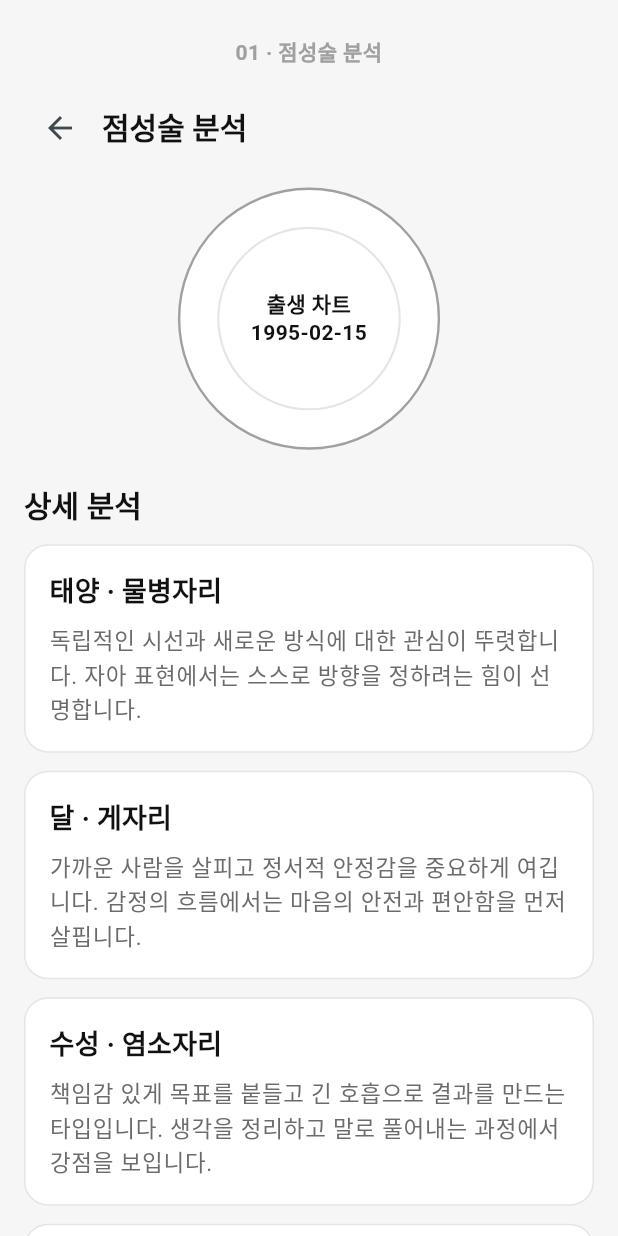
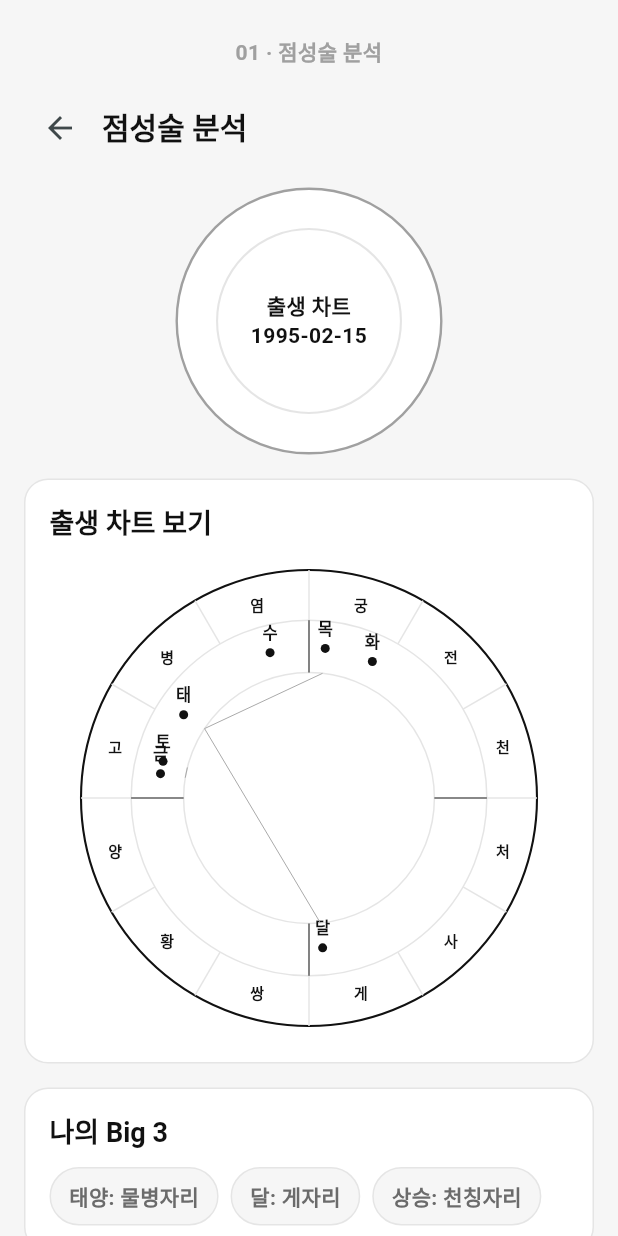
Before and after one commit to bellca225/stellara, a Flutter app: the AstrologyScreen screen opened directly, on a phone screen of 412 x 824 dp. Run offline on Flutter 3.47's test engine with Material 3 defaults, Android fonts, the phone set to English and light mode, and no system bars; our stand-ins replace dio, flutter_riverpod; network calls fail.

Commit message:
Fix astrology view and live API debug mode

```diff
--- a/lib/app.dart
+++ b/lib/app.dart
@@ -6,6 +6,24 @@ import 'package:flutter/material.dart';
 
 import 'core/theme/app_theme.dart';
 import 'features/auth/presentation/login_screen.dart';
+
+class AppScrollBehavior extends MaterialScrollBehavior {
+  const AppScrollBehavior();
+
+  @override
+  Widget buildOverscrollIndicator(
+    BuildContext context,
+    Widget child,
+    ScrollableDetails details,
+  ) {
+    return child;
+  }
+
+  @override
+  ScrollPhysics getScrollPhysics(BuildContext context) {
+    return const ClampingScrollPhysics();
+  }
+}
 
 class StellaraApp extends StatelessWidget {
   const StellaraApp({super.key});
@@ -16,6 +34,7 @@ class StellaraApp extends StatelessWidget {
       title: 'Stellara',
       debugShowCheckedModeBanner: false,
       theme: buildAppTheme(),
+      scrollBehavior: const AppScrollBehavior(),
       // 9주차에서는 go_router 도입을 미루고 Navigator.push 로 단순 시작.
       // 라우터 도입은 11주차 친구 기능과 맞물려 진행 예정.
       home: const LoginScreen(),
--- a/lib/features/astrology/data/prokerala_api.dart
+++ b/lib/features/astrology/data/prokerala_api.dart
@@ -80,12 +80,12 @@ class ProkeralaApi {
     DateTime? date,
   }) async {
     final d = date ?? DateTime.now();
-    final dateStr = DateFormat('yyyy-MM-dd').format(d);
+    final dateTimeStr = DateFormat("yyyy-MM-dd'T'HH:mm:ss").format(d.toUtc());
     final res = await _dio.get<Map<String, dynamic>>(
       '/v2/horoscope/daily',
       queryParameters: {
         'sign': signSlug,
-        'date': dateStr,
+        'datetime': '${dateTimeStr}Z',
         'la': 'en',
       },
     );
--- a/lib/features/astrology/presentation/astrology_screen.dart
+++ b/lib/features/astrology/presentation/astrology_screen.dart
@@ -1,5 +1,3 @@
-import 'dart:math' as math;
-
 import 'package:flutter/material.dart';
 import 'package:flutter_riverpod/flutter_riverpod.dart';
 
@@ -9,6 +7,7 @@ import '../../../core/widgets/panel.dart';
 import '../application/astrology_providers.dart';
 import '../domain/birth_info.dart';
 import '../domain/natal_chart.dart';
+import 'natal_chart_painter.dart';
 
 class AstrologyScreen extends ConsumerWidget {
   const AstrologyScreen({super.key});
@@ -44,6 +43,7 @@ class _ChartContent extends StatelessWidget {
     final detailPlanets = _orderedCorePlanets(chart.planets);
 
     return ListView(
+      physics: const ClampingScrollPhysics(),
       padding: const EdgeInsets.fromLTRB(
         AppSpacing.lg,
         AppSpacing.xl,
@@ -69,10 +69,18 @@ class _ChartContent extends StatelessWidget {
           ],
         ),
         const SizedBox(height: AppSpacing.lg),
-        _BirthChartBadge(dateTime: birth.dateTime),
+        _BirthChartHeader(birth: birth),
+        const SizedBox(height: AppSpacing.lg),
+        _ChartPanel(chart: chart),
+        const SizedBox(height: AppSpacing.lg),
+        _Big3Panel(chart: chart),
+        const SizedBox(height: AppSpacing.lg),
+        _PlanetTable(chart: chart),
+        const SizedBox(height: AppSpacing.lg),
+        _AspectTable(chart: chart),
         const SizedBox(height: AppSpacing.xl),
         Text(
-          '상세 분석',
+          '상세 해석',
           style: Theme.of(context).textTheme.titleLarge?.copyWith(
                 fontSize: 20,
               ),
@@ -98,29 +106,17 @@ class _ChartContent extends StatelessWidget {
   }
 }
 
-List<Planet> _orderedCorePlanets(List<Planet> planets) {
-  const order = ['Sun', 'Moon', 'Mercury', 'Venus'];
-  final byName = {for (final planet in planets) planet.name: planet};
-  return [
-    for (final name in order)
-      if (byName[name] != null) byName[name]!,
-  ];
-}
+class _BirthChartHeader extends StatelessWidget {
+  const _BirthChartHeader({required this.birth});
 
-class _BirthChartBadge extends StatelessWidget {
-  const _BirthChartBadge({required this.dateTime});
-
-  final DateTime dateTime;
+  final BirthInfo birth;
 
   @override
   Widget build(BuildContext context) {
-    return LayoutBuilder(
-      builder: (context, constraints) {
-        final size = math.min(constraints.maxWidth * 0.46, 180.0);
     return Center(
       child: Container(
-            width: size,
-            height: size,
+        width: 178,
+        height: 178,
         decoration: BoxDecoration(
           shape: BoxShape.circle,
           color: AppColors.paper,
@@ -128,15 +124,15 @@ class _BirthChartBadge extends StatelessWidget {
         ),
         child: Center(
           child: Container(
-                width: size * 0.7,
-                height: size * 0.7,
+            width: 124,
+            height: 124,
             decoration: BoxDecoration(
               shape: BoxShape.circle,
               border: Border.all(color: AppColors.line, width: 1.4),
             ),
             alignment: Alignment.center,
             child: Text(
-                  '출생 차트\n${dateTime.year}-${_pad(dateTime.month)}-${_pad(dateTime.day)}',
+              '출생 차트\n${birth.dateTime.year}-${_pad(birth.dateTime.month)}-${_pad(birth.dateTime.day)}',
               textAlign: TextAlign.center,
               style: const TextStyle(
                 color: AppColors.ink,
@@ -149,11 +145,168 @@ class _BirthChartBadge extends StatelessWidget {
         ),
       ),
     );
-      },
-    );
   }
 
   static String _pad(int value) => value.toString().padLeft(2, '0');
+}
+
+class _ChartPanel extends StatelessWidget {
+  const _ChartPanel({required this.chart});
+
+  final NatalChart chart;
+
+  @override
+  Widget build(BuildContext context) {
+    return Panel(
+      child: Column(
+        crossAxisAlignment: CrossAxisAlignment.start,
+        children: [
+          Text(
+            '출생 차트 보기',
+            style: Theme.of(context).textTheme.titleLarge,
+          ),
+          const SizedBox(height: AppSpacing.md),
+          Center(
+            child: ConstrainedBox(
+              constraints: const BoxConstraints(maxWidth: 320),
+              child: AspectRatio(
+                aspectRatio: 1,
+                child: CustomPaint(
+                  painter: NatalChartPainter(chart),
+                ),
+              ),
+            ),
+          ),
+        ],
+      ),
+    );
+  }
+}
+
+class _Big3Panel extends StatelessWidget {
+  const _Big3Panel({required this.chart});
+
+  final NatalChart chart;
+
+  @override
+  Widget build(BuildContext context) {
+    return Panel(
+      child: Column(
+        crossAxisAlignment: CrossAxisAlignment.start,
+        children: [
+          Text(
+            '나의 Big 3',
+            style: Theme.of(context).textTheme.titleLarge,
+          ),
+          const SizedBox(height: AppSpacing.md),
+          Wrap(
+            spacing: AppSpacing.sm,
+            runSpacing: AppSpacing.sm,
+            children: [
+              _Big3Chip(label: '태양', value: zodiacNameKo(chart.sunSign)),
+              _Big3Chip(label: '달', value: zodiacNameKo(chart.moonSign)),
+              _Big3Chip(label: '상승', value: zodiacNameKo(chart.ascendantSign)),
+            ],
+          ),
+        ],
+      ),
+    );
+  }
+}
+
+class _Big3Chip extends StatelessWidget {
+  const _Big3Chip({
+    required this.label,
+    required this.value,
+  });
+
+  final String label;
+  final String value;
+
+  @override
+  Widget build(BuildContext context) {
+    return Container(
+      padding: const EdgeInsets.symmetric(horizontal: 12, vertical: 8),
+      decoration: BoxDecoration(
+        color: AppColors.canvas,
+        borderRadius: BorderRadius.circular(999),
+        border: Border.all(color: AppColors.line),
+      ),
+      child: Text(
+        '$label: $value',
+        style: const TextStyle(
+          color: AppColors.inkMuted,
+          fontSize: 14,
+          fontWeight: FontWeight.w700,
+        ),
+      ),
+    );
+  }
+}
+
+class _PlanetTable extends StatelessWidget {
+  const _PlanetTable({required this.chart});
+
+  final NatalChart chart;
+
+  @override
+  Widget build(BuildContext context) {
+    return Panel(
+      child: Column(
+        crossAxisAlignment: CrossAxisAlignment.start,
+        children: [
+          Text(
+            '행성 정보',
+            style: Theme.of(context).textTheme.titleLarge,
+          ),
+          const SizedBox(height: AppSpacing.md),
+          if (chart.planets.isEmpty)
+            const Text('표시할 행성 정보가 아직 없어요.')
+          else
+            ...chart.planets.map(
+              (planet) => KeyValueRow(
+                label: planetNameKo(planet.name),
+                value:
+                    '${zodiacNameKo(planet.sign)} · ${planet.degreeInSign.toStringAsFixed(1)}°'
+                    '${planet.house != null ? ' · ${planet.house}하우스' : ''}',
+              ),
+            ),
+        ],
+      ),
+    );
+  }
+}
+
+class _AspectTable extends StatelessWidget {
+  const _AspectTable({required this.chart});
+
+  final NatalChart chart;
+
+  @override
+  Widget build(BuildContext context) {
+    return Panel(
+      child: Column(
+        crossAxisAlignment: CrossAxisAlignment.start,
+        children: [
+          Text(
+            '주요 각도',
+            style: Theme.of(context).textTheme.titleLarge,
+          ),
+          const SizedBox(height: AppSpacing.md),
+          if (chart.aspects.isEmpty)
+            const Text('표시할 각도 정보가 아직 없어요.')
+          else
+            ...chart.aspects.take(6).map(
+              (aspect) => KeyValueRow(
+                label:
+                    '${planetNameKo(aspect.planetA)} · ${planetNameKo(aspect.planetB)}',
+                value: '${aspectNameKo(aspect.aspect)} · 오차 ${aspect.orb.toStringAsFixed(1)}°',
+              ),
+            ),
+        ],
+      ),
+    );
+  }
 }
 
 class _InsightCard extends StatelessWidget {
@@ -191,32 +344,45 @@ class _InsightCard extends StatelessWidget {
   }
 }
 
+List<Planet> _orderedCorePlanets(List<Planet> planets) {
+  const order = ['Sun', 'Moon', 'Mercury', 'Venus'];
+  final byName = {for (final planet in planets) planet.name: planet};
+  return [
+    for (final name in order)
+      if (byName[name] != null) byName[name]!,
+  ];
+}
+
 class _ChartSkeleton extends StatelessWidget {
   const _ChartSkeleton();
 
   @override
   Widget build(BuildContext context) {
     return ListView(
+      physics: const ClampingScrollPhysics(),
       padding: const EdgeInsets.all(AppSpacing.lg),
-      children: const [
-        SizedBox(height: AppSpacing.lg),
-        SkeletonBox(width: 170, height: 18),
-        SizedBox(height: AppSpacing.xl),
-        SkeletonBox(width: 120, height: 22),
-        SizedBox(height: AppSpacing.xl),
+      children: [
+        const SizedBox(height: AppSpacing.lg),
+        const SkeletonBox(width: 170, height: 18),
+        const SizedBox(height: AppSpacing.xl),
         Center(
-          child: SizedBox(
+          child: Container(
             width: 180,
             height: 180,
-            child: SkeletonBox(radius: 180),
+            decoration: BoxDecoration(
+              color: AppColors.skeleton,
+              shape: BoxShape.circle,
             ),
           ),
-        SizedBox(height: AppSpacing.xl),
-        SkeletonBox(height: 120, radius: 16),
-        SizedBox(height: AppSpacing.md),
-        SkeletonBox(height: 120, radius: 16),
-        SizedBox(height: AppSpacing.md),
-        SkeletonBox(height: 120, radius: 16),
+        ),
+        const SizedBox(height: AppSpacing.lg),
+        const SkeletonBox(height: 340, radius: 16),
+        const SizedBox(height: AppSpacing.lg),
+        const SkeletonBox(height: 110, radius: 16),
+        const SizedBox(height: AppSpacing.lg),
+        const SkeletonBox(height: 180, radius: 16),
+        const SizedBox(height: AppSpacing.lg),
+        const SkeletonBox(height: 170, radius: 16),
       ],
     );
   }
--- a/lib/features/astrology/presentation/natal_chart_painter.dart
+++ b/lib/features/astrology/presentation/natal_chart_painter.dart
@@ -18,9 +18,7 @@ class NatalChartPainter extends CustomPainter {
   final NatalChart chart;
 
   static const _zodiac = [
-    'Aries', 'Taurus', 'Gemini', 'Cancer',
-    'Leo', 'Virgo', 'Libra', 'Scorpio',
-    'Sagittarius', 'Capricorn', 'Aquarius', 'Pisces',
+    '양', '황', '쌍', '게', '사', '처', '천', '전', '궁', '염', '병', '고',
   ];
 
   @override
@@ -48,10 +46,10 @@ class NatalChartPainter extends CustomPainter {
       final p1 = c + Offset(math.cos(angle) * r * 0.78, math.sin(angle) * r * 0.78);
       final p2 = c + Offset(math.cos(angle) * r, math.sin(angle) * r);
       canvas.drawLine(p1, p2, inner);
-      // 별자리 약자 표기 (3글자).
+      // 별자리 약자 표기.
       _drawText(
         canvas,
-        _zodiac[i].substring(0, 3),
+        _zodiac[i],
         c + Offset(math.cos(angle - math.pi / 12) * r * 0.88,
             math.sin(angle - math.pi / 12) * r * 0.88),
         size: 10,
@@ -114,27 +112,27 @@ class NatalChartPainter extends CustomPainter {
   String _glyph(String planet) {
     switch (planet.toLowerCase()) {
       case 'sun':
-        return 'Su';
+        return '태';
       case 'moon':
-        return 'Mo';
+        return '달';
       case 'mercury':
-        return 'Me';
+        return '수';
       case 'venus':
-        return 'Ve';
+        return '금';
       case 'mars':
-        return 'Ma';
+        return '화';
       case 'jupiter':
-        return 'Ju';
+        return '목';
       case 'saturn':
-        return 'Sa';
+        return '토';
       case 'uranus':
-        return 'Ur';
+        return '천';
       case 'neptune':
-        return 'Ne';
+        return '해';
       case 'pluto':
-        return 'Pl';
+        return '명';
       default:
-        return planet.substring(0, math.min(2, planet.length));
+        return planet.substring(0, math.min(1, planet.length));
     }
   }
 
```
Also changed, not shown: 3 other files. Lines whose indentation alone changed are shown as unchanged.
